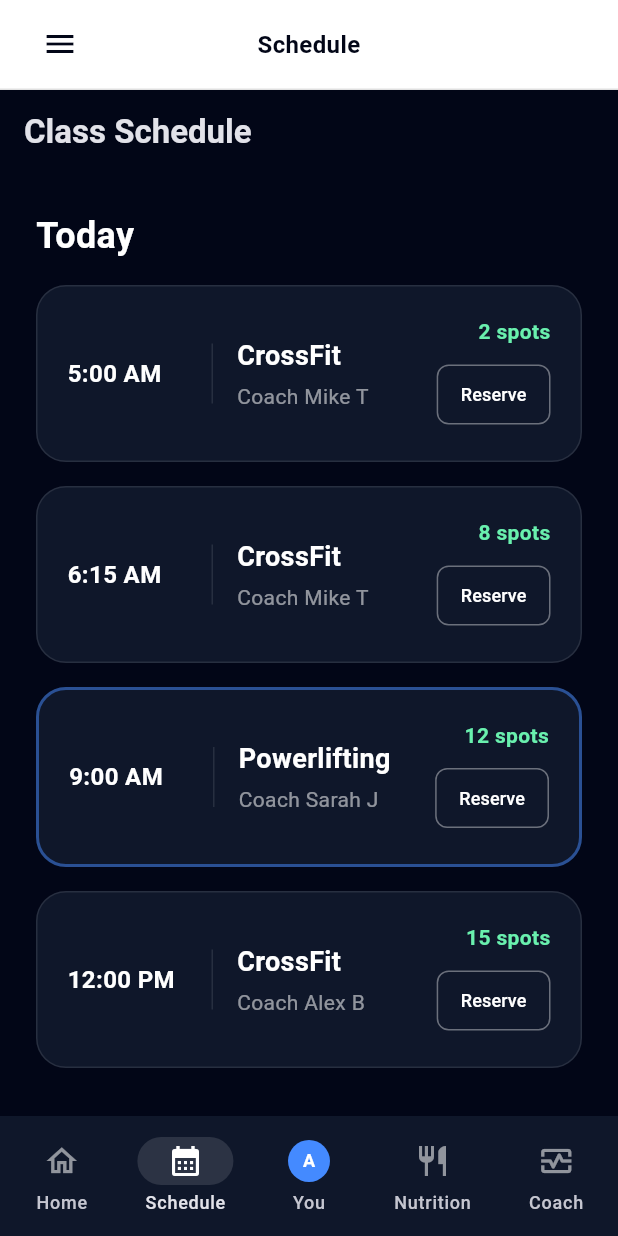
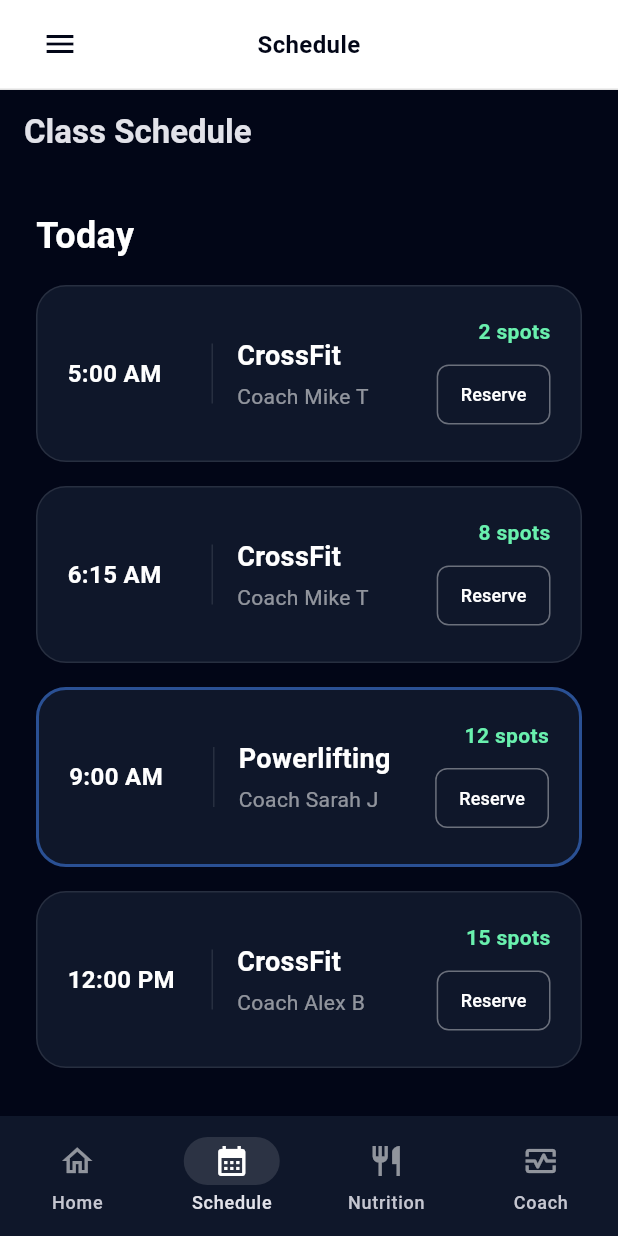
Before and after one commit to dfeleppa/elev8, a Flutter app: the screen it shows once a user with an empty profile is signed in, item 2 of the bottom bar chosen, on a phone screen of 412 x 824 dp. Run offline on Flutter 3.47's test engine with Material 3 defaults, Android fonts, the phone set to English and light mode, and no system bars; our stand-ins replace flutter_dotenv, flutter_riverpod, go_router, supabase_flutter; accounts and stored records are empty; network calls fail.

Commit message:
Mobile rework Phase B: collapse bottom nav to 4 tabs
Drop the redundant 'You' tab. New layout:
  0. Home      → /athlete-dashboard
  1. Schedule  → /schedule
  2. Nutrition → /nutrition
  3. Coach     → /coach (forwards to /coach-setup until phase D)

Was previously 5 tabs (Home/Schedule/You/Nutrition/Coach) with the
'You' tab pointing at the empty AthleteDashboardScreen and a
plan-state-conditional Coach destination. Phase C builds the real
athlete dashboard at /athlete-dashboard so Home becomes the proper
landing screen; phase D replaces the /coach forward with a "view
current plan" screen.

Changes:
- components/bottom_nav_bar.dart — rewrote to 4 destinations. Removed
  the avatar-as-tab-icon (the avatar moves into the dashboard header
  in phase C). Removed the conditional fetch in onDestinationSelected
  that decided between /nutrition and /coach-setup based on plan
  state — simpler unconditional routing.
- main.dart — `/` now redirects to `/athlete-dashboard` (was
  rendering DashboardScreen). Added a `/coach` route that redirects
  to `/coach-setup` for phase B; phase D will swap this for the new
  CoachScreen builder. Kept DashboardScreen reachable via /dashboard
  for any legacy deep links.
- athlete_dashboard_screen.dart — selectedIndex 2 → 0.
- nutrition_screen.dart — selectedIndex 3 → 2.
- messenger_screen.dart — selectedIndex 4 → 0 (messenger isn't a tab
  in the new layout; default to Home so the bottom bar doesn't show
  a stale 'Coach' selection).
- schedule_screen.dart — unchanged (still selectedIndex 1).

Note: userProfileProvider stays in bottom_nav_bar.dart for now; it
moves to a shared location in phase C when the dashboard header
needs it.

flutter analyze: 0 errors expected. Verify by tapping each tab and
confirming back-stack + deep links still work.

https://claude.ai/code/session_01S5knWgD2M9DnpnLZ9Utdee

```diff
--- a/elev8_mobile/lib/athlete_dashboard_screen.dart
+++ b/elev8_mobile/lib/athlete_dashboard_screen.dart
@@ -28,7 +28,7 @@ class AthleteDashboardScreen extends ConsumerWidget {
             ),
           ),
         ),
-        bottomNavigationBar: const Elev8BottomNavBar(selectedIndex: 2),
+        bottomNavigationBar: const Elev8BottomNavBar(selectedIndex: 0),
       ),
     );
   }
--- a/elev8_mobile/lib/components/bottom_nav_bar.dart
+++ b/elev8_mobile/lib/components/bottom_nav_bar.dart
@@ -3,8 +3,10 @@ import 'package:flutter_riverpod/flutter_riverpod.dart';
 import 'package:go_router/go_router.dart';
 import 'package:supabase_flutter/supabase_flutter.dart';
 
-import '../data/repositories/nutrition_repository.dart';
-
+/// Provider for the signed-in user's profile (name + avatar).
+///
+/// Lives here for now because the bottom nav was the only consumer; once
+/// Phase C builds the dashboard header it will move to a shared location.
 final userProfileProvider = FutureProvider<Map<String, dynamic>?>((ref) async {
   final user = Supabase.instance.client.auth.currentUser;
   if (user == null) return null;
@@ -34,6 +36,11 @@ final userProfileProvider = FutureProvider<Map<String, dynamic>?>((ref) async {
   }
 });
 
+/// Bottom navigation bar — 4 tabs (Home, Schedule, Nutrition, Coach).
+///
+/// `Home` opens the athlete dashboard. The standalone `You` tab from the
+/// previous 5-tab layout was collapsed into Home; the avatar/profile entry
+/// point now lives in the dashboard header.
 class Elev8BottomNavBar extends ConsumerWidget {
   final int selectedIndex;
 
@@ -41,95 +48,43 @@ class Elev8BottomNavBar extends ConsumerWidget {
 
   @override
   Widget build(BuildContext context, WidgetRef ref) {
-    final profileAsync = ref.watch(userProfileProvider);
-
     return NavigationBar(
       backgroundColor: const Color(0xFF0F172A),
       indicatorColor: Colors.white12,
       selectedIndex: selectedIndex,
-      onDestinationSelected: (index) async {
+      onDestinationSelected: (index) {
         switch (index) {
           case 0:
-            context.go('/');
+            context.go('/athlete-dashboard');
             break;
           case 1:
             context.go('/schedule');
             break;
           case 2:
-            context.go('/athlete-dashboard');
+            context.go('/nutrition');
             break;
           case 3:
-            context.go('/nutrition');
-            break;
-          case 4:
-            try {
-              final status = await ref.read(coachPlanStatusProvider.future);
-              if (!context.mounted) return;
-              context.go(
-                status?.hasPlan == true ? '/nutrition' : '/coach-setup',
-              );
-            } catch (_) {
-              if (!context.mounted) return;
-              context.go('/coach-setup');
-            }
+            context.go('/coach');
             break;
         }
       },
-      destinations: [
-        const NavigationDestination(
+      destinations: const [
+        NavigationDestination(
           icon: Icon(Icons.home_outlined, color: Colors.white54),
           selectedIcon: Icon(Icons.home, color: Colors.white),
           label: 'Home',
         ),
-        const NavigationDestination(
+        NavigationDestination(
           icon: Icon(Icons.calendar_month_outlined, color: Colors.white54),
           selectedIcon: Icon(Icons.calendar_month, color: Colors.white),
           label: 'Schedule',
         ),
         NavigationDestination(
-          icon: profileAsync.when(
-            data: (data) {
-              final avatarUrl = data?['avatar_url'] as String?;
-              final fullName = data?['full_name'] as String? ?? 'A';
-              final initial = fullName.isNotEmpty
-                  ? fullName[0].toUpperCase()
-                  : 'A';
-
-              if (avatarUrl != null && avatarUrl.isNotEmpty) {
-                return CircleAvatar(
-                  radius: 14,
-                  backgroundImage: NetworkImage(avatarUrl),
-                );
-              }
-              return CircleAvatar(
-                radius: 14,
-                backgroundColor: Colors.blueAccent,
-                child: Text(
-                  initial,
-                  style: const TextStyle(
-                    color: Colors.white,
-                    fontSize: 12,
-                    fontWeight: FontWeight.bold,
-                  ),
-                ),
-              );
-            },
-            loading: () =>
-                const CircleAvatar(radius: 14, backgroundColor: Colors.white10),
-            error: (error, stackTrace) => const CircleAvatar(
-              radius: 14,
-              backgroundColor: Colors.white10,
-              child: Icon(Icons.person, size: 16, color: Colors.white54),
-            ),
-          ),
-          label: 'You',
-        ),
-        const NavigationDestination(
           icon: Icon(Icons.restaurant_outlined, color: Colors.white54),
           selectedIcon: Icon(Icons.restaurant, color: Colors.white),
           label: 'Nutrition',
         ),
-        const NavigationDestination(
+        NavigationDestination(
           icon: Icon(Icons.monitor_heart_outlined, color: Colors.white54),
           selectedIcon: Icon(Icons.monitor_heart, color: Colors.white),
           label: 'Coach',
--- a/elev8_mobile/lib/main.dart
+++ b/elev8_mobile/lib/main.dart
@@ -81,9 +81,12 @@ final routerProvider = Provider<GoRouter>((ref) {
       return null;
     },
     routes: [
+      // Root redirects to the athlete dashboard. The legacy DashboardScreen
+      // is still imported only because deep links / external launchers can
+      // hit it; phase E removes the file once the dashboard is shipped.
       GoRoute(
         path: '/',
-        builder: (context, state) => const DashboardScreen(),
+        redirect: (context, state) => '/athlete-dashboard',
       ),
       GoRoute(
         path: '/auth',
@@ -105,9 +108,21 @@ final routerProvider = Provider<GoRouter>((ref) {
         path: '/messenger',
         builder: (context, state) => const MessengerScreen(),
       ),
+      // /coach is the new top-level coach screen. Until phase D builds the
+      // "view current plan" UI it just forwards to the existing wizard.
+      GoRoute(
+        path: '/coach',
+        redirect: (context, state) => '/coach-setup',
+      ),
       GoRoute(
         path: '/coach-setup',
         builder: (context, state) => const CoachSetupScreen(),
+      ),
+      // Legacy /dashboard route preserved for deep links (e.g. push
+      // notifications) that may still reference it.
+      GoRoute(
+        path: '/dashboard',
+        builder: (context, state) => const DashboardScreen(),
       ),
     ],
   );
--- a/elev8_mobile/lib/messenger_screen.dart
+++ b/elev8_mobile/lib/messenger_screen.dart
@@ -28,7 +28,10 @@ class MessengerScreen extends ConsumerWidget {
             ),
           ),
         ),
-        bottomNavigationBar: const Elev8BottomNavBar(selectedIndex: 4),
+        // Messenger is not a top-level tab in the new 4-tab layout — only
+        // reachable via deep link. Default to Home so the bottom bar isn't
+        // showing a stale "Coach" selection.
+        bottomNavigationBar: const Elev8BottomNavBar(selectedIndex: 0),
       ),
     );
   }
--- a/elev8_mobile/lib/nutrition_screen.dart
+++ b/elev8_mobile/lib/nutrition_screen.dart
@@ -205,7 +205,7 @@ class NutritionScreen extends ConsumerWidget {
             ],
           ),
         ),
-        bottomNavigationBar: const Elev8BottomNavBar(selectedIndex: 3),
+        bottomNavigationBar: const Elev8BottomNavBar(selectedIndex: 2),
       ),
     );
   }
```
